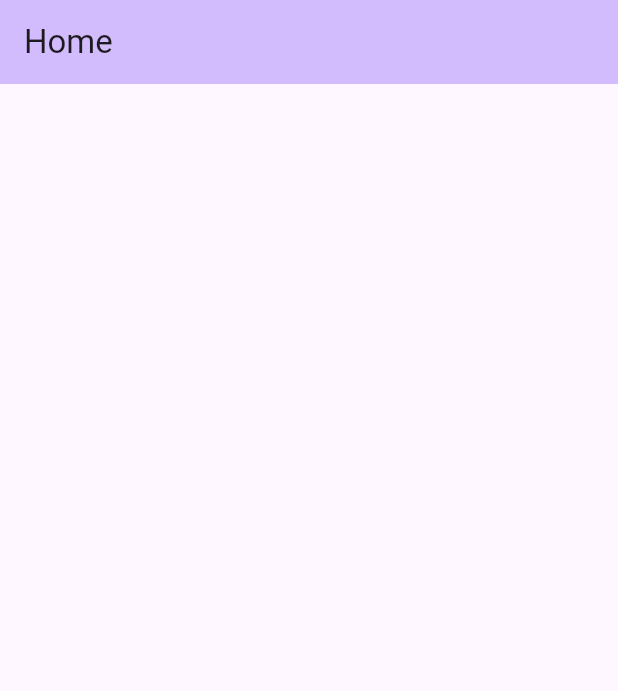
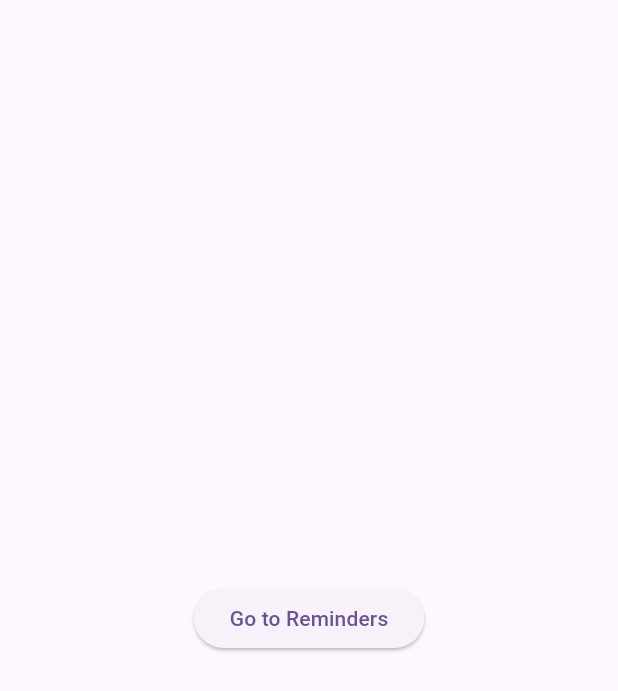
Before and after one commit to Ruhisawant/Pet-Care-App, a Flutter app: the screen it shows after launch, on a phone screen of 412 x 824 dp. Shown: the top 691 px of the screen. Run offline on Flutter 3.47's test engine with Material 3 defaults, Android fonts, the phone set to English and light mode, and no system bars.

Commit message:
Added reminders page

```diff
--- a/lib/main.dart
+++ b/lib/main.dart
@@ -1,4 +1,5 @@
 import 'package:flutter/material.dart';
+import 'reminders.dart';
 
 void main() {
   runApp(const PetCareApp());
@@ -14,15 +15,13 @@ class PetCareApp extends StatelessWidget {
       theme: ThemeData(
         colorScheme: ColorScheme.fromSeed(seedColor: Colors.deepPurple),
       ),
-      home: const HomePage(title: 'Home'),
+      home: const HomePage(),
     );
   }
 }
 
 class HomePage extends StatefulWidget {
-  const HomePage({super.key, required this.title});
-
-  final String title;
+  const HomePage({super.key});
 
   @override
   State<HomePage> createState() => _HomePageState();
@@ -32,22 +31,24 @@ class _HomePageState extends State<HomePage> {
   @override
   Widget build(BuildContext context) {
     return Scaffold(
-      appBar: AppBar(
-        backgroundColor: Theme.of(context).colorScheme.inversePrimary,
-        title: Text(widget.title),
-      ),
       body: Center(
         child: Column(
           mainAxisAlignment: MainAxisAlignment.center,
           children: <Widget>[
-
+            ElevatedButton(
+              onPressed: () {
+                Navigator.push(
+                  context,
+                  MaterialPageRoute(
+                    builder: (context) => Reminders(),
+                  ),
+                );
+              },
+              child: Text('Go to Reminders')
+            ),
           ],
         ),
       ),
-      // floatingActionButton: FloatingActionButton(
-      //   onPressed: onpressed,
-      //   child: const Icon(Icons.add),
-      // ),
     );
   }
 }
```
Also changed, not shown: lib/reminders.dart (added, +78 -0 lines).
